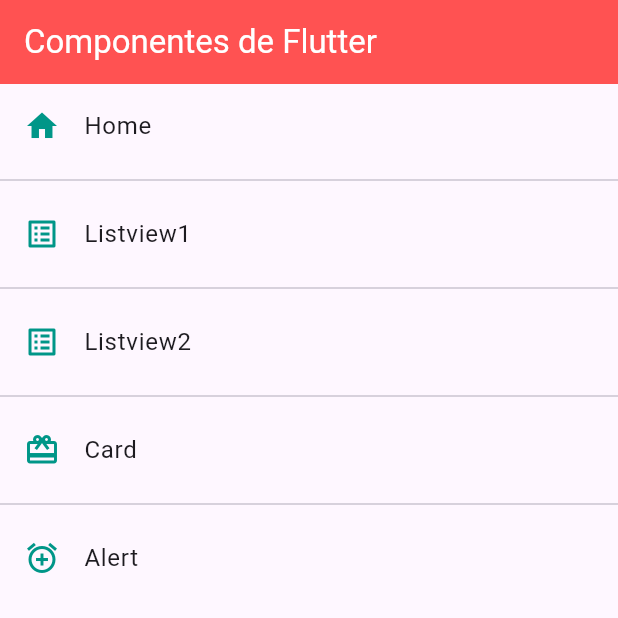
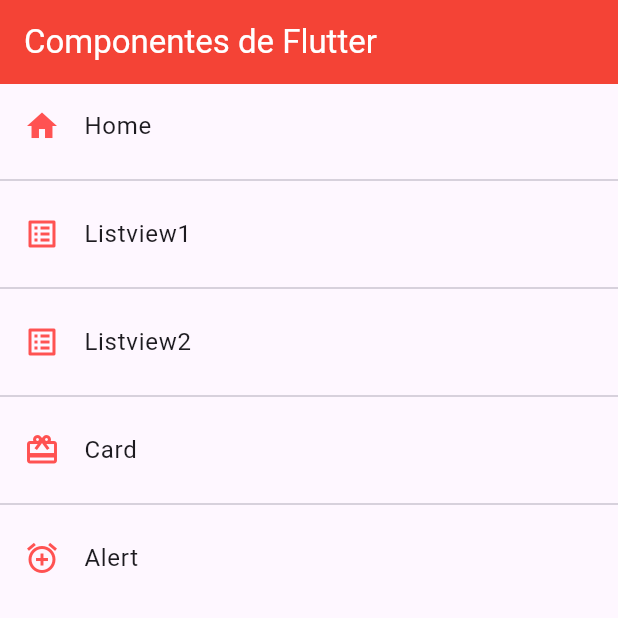
Before and after one commit to alHortalV/fl_components, a Flutter app: the screen it shows after launch, on a phone screen of 412 x 824 dp, the top half of it. Run offline on Flutter 3.47's test engine with Material 3 defaults, Android fonts, the phone set to English and light mode, and no system bars.

Commit message:
Clase para los temas del AppBar

```diff
--- a/lib/main.dart
+++ b/lib/main.dart
@@ -1,4 +1,5 @@
 import 'package:fl_componentes/routes/app_routes.dart';
+import 'package:fl_componentes/theme/app_theme.dart';
 import 'package:flutter/material.dart';
 
 void main() => runApp(const MyApp());
@@ -15,15 +16,6 @@ class MyApp extends StatelessWidget {
         initialRoute: AppRoutes.initialRoute,
         routes: AppRoutes.getAppRoutes(),
         onGenerateRoute: AppRoutes.onGenerateRoute,
-        theme: ThemeData.light().copyWith(
-            //Color primario
-            primaryColor: Colors.blueGrey,
-            //App Bar Theme
-            appBarTheme: const AppBarTheme(
-              color: Colors.redAccent,
-            ),
-            listTileTheme: const ListTileThemeData(
-              iconColor: Colors.teal,
-            )));
+        theme: AppTheme.lightTheme);
   }
 }
--- /dev/null
+++ b/lib/theme/app_theme.dart
@@ -0,0 +1,15 @@
+import 'package:flutter/material.dart';
+
+class AppTheme {
+  static const Color primaryColor = Colors.blueGrey;
+  static final ThemeData lightTheme = ThemeData.light().copyWith(
+      //Color primario
+      // primaryColor: Colors.blueGrey,
+      //App Bar Theme
+      appBarTheme: const AppBarTheme(
+        color: Colors.red,
+      ),
+      listTileTheme: const ListTileThemeData(
+        iconColor: Colors.redAccent,
+      ));
+}
```
